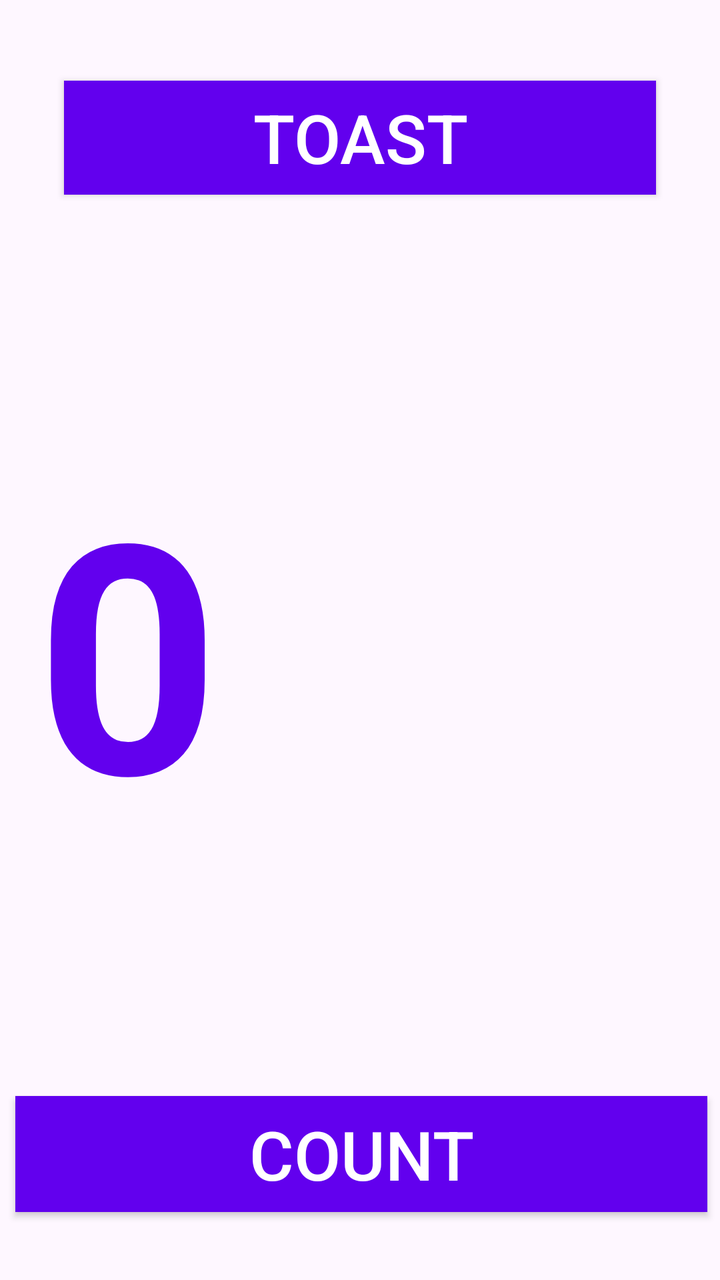
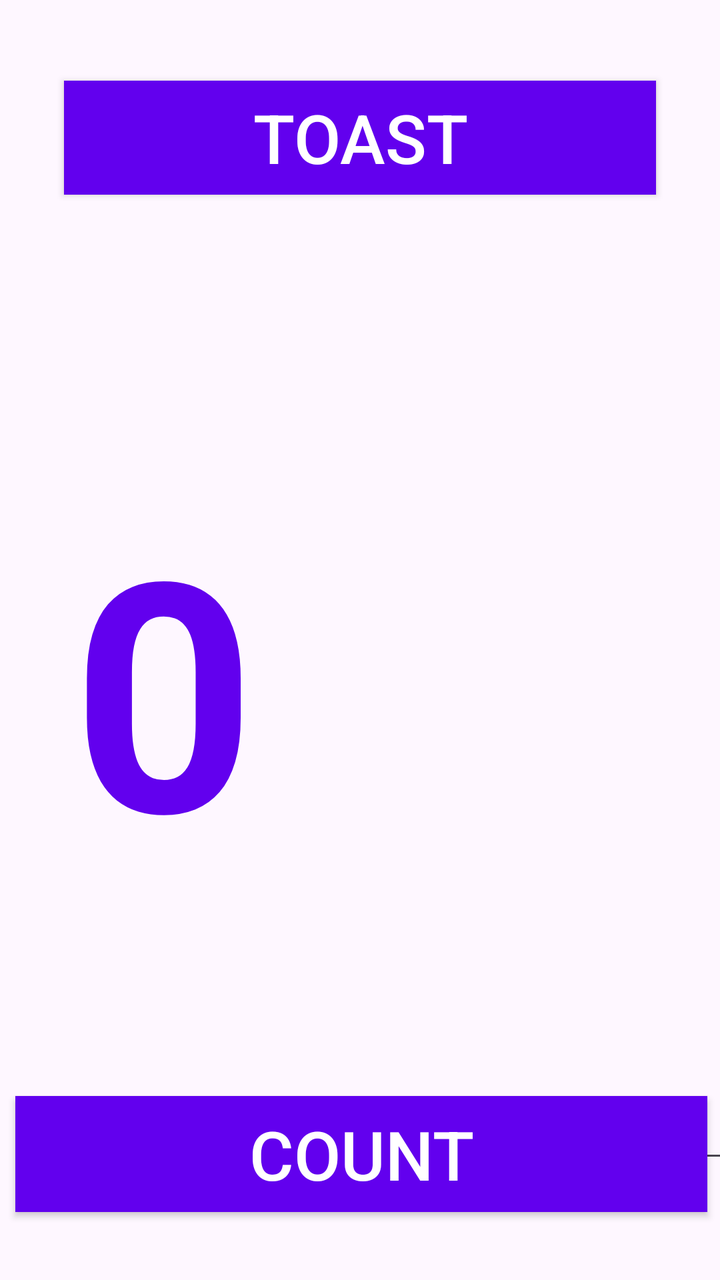

Screens rendered from an Android XML layout before and after an edit, with the pre-edit source and the edit as a unified diff.
<!-- AndroidManifest.xml: application theme Theme.HelloToast -->
<!-- res/layout/activity_main.xml -->
<?xml version="1.0" encoding="utf-8"?>
<androidx.constraintlayout.widget.ConstraintLayout xmlns:android="http://schemas.android.com/apk/res/android"
    xmlns:app="http://schemas.android.com/apk/res-auto"
    xmlns:tools="http://schemas.android.com/tools"
    android:id="@+id/main"
    android:layout_width="match_parent"
    android:layout_height="match_parent"
    tools:context=".MainActivity">

    <Button
        android:id="@+id/button"
        android:layout_width="0dp"
        android:layout_height="57dp"
        android:layout_marginStart="32dp"
        android:layout_marginEnd="32dp"
        android:background="@color/design_default_color_primary"
        android:insetTop="6dp"
        android:insetBottom="6dp"
        android:text="Toast"
        android:textAllCaps="true"
        android:textColor="@color/white"
        android:textSize="34sp"
        app:layout_constraintBottom_toBottomOf="parent"
        app:layout_constraintEnd_toEndOf="parent"
        app:layout_constraintHorizontal_bias="1.0"
        app:layout_constraintStart_toStartOf="parent"
        app:layout_constraintTop_toTopOf="parent"
        app:layout_constraintVertical_bias="0.069" />

    <Button
        android:id="@+id/button2"
        android:layout_width="346dp"
        android:layout_height="58dp"
        android:layout_marginStart="32dp"
        android:layout_marginEnd="32dp"
        android:background="@color/design_default_color_primary"
        android:text="count"
        android:textAllCaps="true"
        android:textColor="@color/white"
        android:textSize="34sp"
        app:layout_constraintBottom_toBottomOf="parent"
        app:layout_constraintEnd_toEndOf="parent"
        app:layout_constraintHorizontal_bias="0.49"
        app:layout_constraintStart_toStartOf="parent"
        app:layout_constraintTop_toBottomOf="@+id/button"
        app:layout_constraintVertical_bias="0.93" />

    <EditText
        android:id="@+id/show_count"
        android:layout_width="332dp"
        android:layout_height="489dp"
        android:layout_marginStart="32dp"
        android:layout_marginEnd="32dp"
        android:ems="10"
        android:inputType="number"
        android:text="0"
        android:textAlignment="center"
        android:textColor="@color/design_default_color_primary"
        android:textSize="160sp"
        android:textStyle="bold"
        app:layout_constraintBottom_toTopOf="@+id/button2"
        app:layout_constraintEnd_toEndOf="parent"
        app:layout_constraintStart_toStartOf="parent"
        app:layout_constraintTop_toBottomOf="@+id/button" />


</androidx.constraintlayout.widget.ConstraintLayout>
<!-- resources referenced by this layout -->
<resources>
  <color name="white">#FFFFFFFF</color>
  <style name="Theme.HelloToast" parent="Base.Theme.HelloToast" />
  <style name="Base.Theme.HelloToast" parent="Theme.Material3.DayNight.NoActionBar">
          
          
      </style>
</resources>

<!-- the commit's change to res/layout/activity_main.xml (unified diff, before → after) -->
@@ -60,8 +60,10 @@
         android:textStyle="bold"
         app:layout_constraintBottom_toTopOf="@+id/button2"
         app:layout_constraintEnd_toEndOf="parent"
+        app:layout_constraintHorizontal_bias="0.0"
         app:layout_constraintStart_toStartOf="parent"
-        app:layout_constraintTop_toBottomOf="@+id/button" />
+        app:layout_constraintTop_toBottomOf="@+id/button"
+        app:layout_constraintVertical_bias="0.0" />
 
 
 </androidx.constraintlayout.widget.ConstraintLayout>
